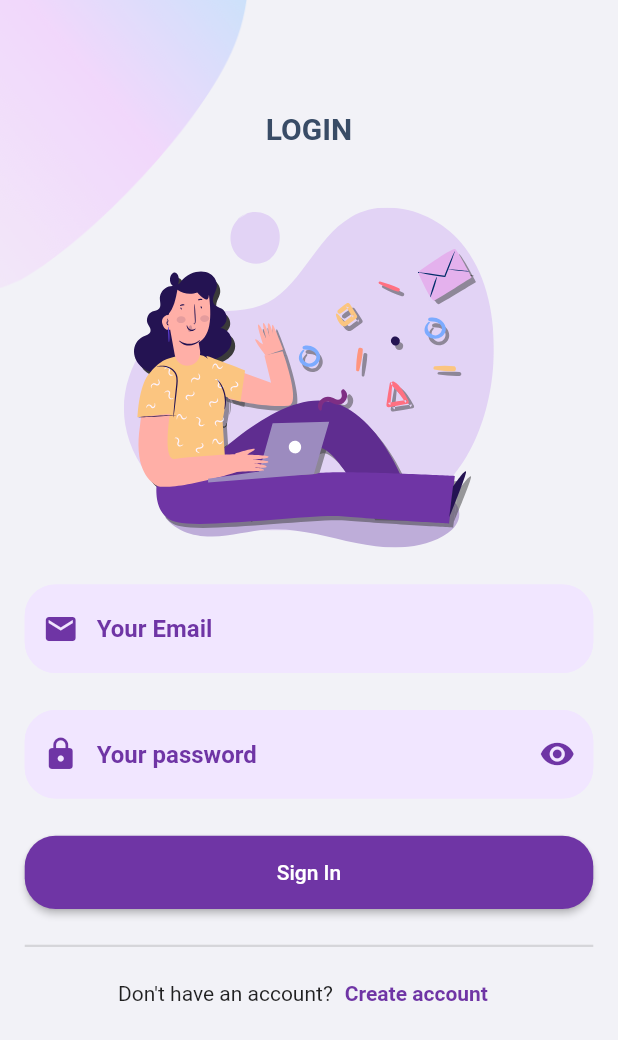
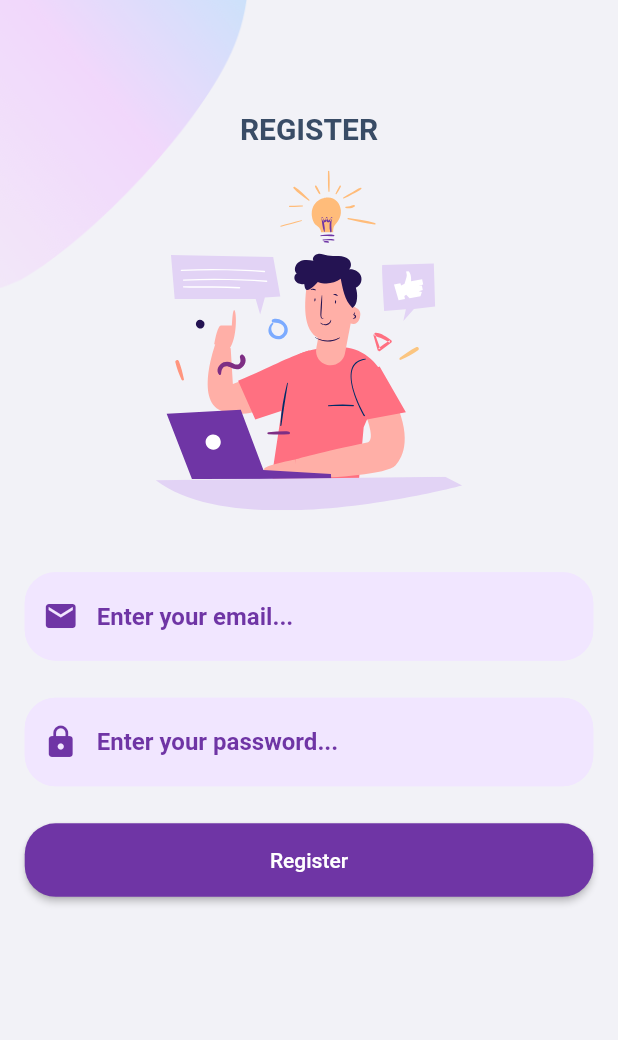
Before and after one commit to akaanuzman/todo_task, a Flutter app: the screen it shows after launch, after a tap on "Create account", on a phone screen of 412 x 824 dp. Shown: the top 1040 px of the screen. Run offline on Flutter 3.47's test engine with Material 2 defaults, Android fonts, the phone set to English and light mode, and no system bars; our stand-ins replace animate_do, cached_network_image, device_preview, dio, flutter_svg.

Commit message:
register ui complated.

```diff
--- a/lib/core/init/navigation/navigation_route.dart
+++ b/lib/core/init/navigation/navigation_route.dart
@@ -1,9 +1,13 @@
 import 'package:flutter/cupertino.dart';
 import 'package:flutter/material.dart' show Scaffold;
+
+import '../../../features/auth/register/view/register_view.dart';
 
 class NavigationRoute {
   static Route<CupertinoPageRoute> generateRoute(RouteSettings settings) {
     switch (settings.name) {
+      case RegisterView.path:
+        return CupertinoPageRoute(builder: (_) => const RegisterView());
       default:
         return CupertinoPageRoute(
           builder: (_) => const Scaffold(
--- a/lib/features/auth/login/view/login_view.dart
+++ b/lib/features/auth/login/view/login_view.dart
@@ -1,14 +1,16 @@
 import 'package:animate_do/animate_do.dart';
 import 'package:flutter/material.dart';
 import 'package:flutter_svg/flutter_svg.dart';
+import '../../../../products/components/text/auth_title.dart';
 import '../../../../core/base/view/base_view.dart';
 import '../../../../core/components/buttonstyle/speacial_button_style.dart';
-import '../../../../core/components/text/headline6_text.dart';
 import '../../../../core/components/text/primary_color_text.dart';
 import '../../../../core/components/textformfield/bordered_text_form_field.dart';
+import '../../../../core/init/navigation/navigation_service.dart';
 import '../../../../products/components/background/auth_background.dart';
 import '../../../../core/extensions/app_extensions.dart';
 import '../../../../products/components/button/special_button.dart';
+import '../../register/view/register_view.dart';
 import '../viewmodel/login_view_model.dart';
 
 class LoginView extends StatelessWidget {
@@ -31,11 +33,10 @@ class LoginView extends StatelessWidget {
   AuthBackground _body(BuildContext context, LoginViewModel viewModel) =>
       AuthBackground(
         context: context,
-        bottomImage: "assets/backgrounds/login_bottom.png",
-        child: _centerField(context, viewModel),
+        child: _centerSection(context, viewModel),
       );
 
-  FadeInUpBig _centerField(BuildContext context, LoginViewModel viewModel) =>
+  FadeInUpBig _centerSection(BuildContext context, LoginViewModel viewModel) =>
       FadeInUpBig(
         child: ListView(
           padding: context.paddingNormal,
@@ -60,15 +61,8 @@ class LoginView extends StatelessWidget {
         ),
       );
 
-  Padding _title(BuildContext context) => Padding(
-        padding: context.paddingNormal,
-        child: Center(
-          child: Headline6Text(
-            data: "LOGIN",
-            context: context,
-          ),
-        ),
-      );
+  Widget _title(BuildContext context) =>
+      AuthTitle(context: context, title: "LOGIN");
 
   SvgPicture _image(BuildContext context) => SvgPicture.asset(
         "assets/images/login.svg",
@@ -113,7 +107,7 @@ class LoginView extends StatelessWidget {
               "Don't have an account?",
             ),
             TextButton(
-              onPressed: () {},
+              onPressed: () => NavigationService.pushNamed(RegisterView.path),
               child: PurpleBoldText(data: "Create account", context: context),
               style: SpecialButtonStyle(context: context),
             )
--- /dev/null
+++ b/lib/features/auth/register/view/register_view.dart
@@ -0,0 +1,77 @@
+import 'package:animate_do/animate_do.dart';
+import 'package:flutter/material.dart';
+import 'package:flutter_svg/flutter_svg.dart';
+import '../../../../core/base/view/base_view.dart';
+import '../viewmodel/register_view_model.dart';
+import '../../../../products/components/background/auth_background.dart';
+import '../../../../core/extensions/app_extensions.dart';
+import '../../../../products/components/button/special_button.dart';
+import '../../../../products/components/text/auth_title.dart';
+import '../../../../core/components/textformfield/bordered_text_form_field.dart';
+
+class RegisterView extends StatelessWidget {
+  static const path = '/register';
+  const RegisterView({Key? key}) : super(key: key);
+
+  @override
+  Widget build(BuildContext context) => BaseView<RegisterViewModel>(
+        viewModel: RegisterViewModel(),
+        onModelReady: (model) {
+          model.setContext(context);
+          model.init();
+        },
+        onPageBuilder: (BuildContext context, RegisterViewModel viewModel) =>
+            Scaffold(
+          backgroundColor: context.secondaryBackground,
+          body: _body(context),
+        ),
+      );
+
+  AuthBackground _body(BuildContext context) => AuthBackground(
+        context: context,
+        child: _centerSection(context),
+      );
+
+  FadeInUpBig _centerSection(BuildContext context) => FadeInUpBig(
+        child: ListView(
+          padding: context.paddingNormal,
+          physics: const BouncingScrollPhysics(),
+          children: [
+            context.emptySizedHeightBoxNormal,
+            _title(context),
+            _image(context),
+            context.emptySizedHeightBoxNormal,
+            _emailField(context),
+            context.emptySizedHeightBoxLow3x,
+            _passwordField(context),
+            context.emptySizedHeightBoxLow3x,
+            SpecialButton(context: context, data: "Register")
+          ],
+        ),
+      );
+
+  AuthTitle _title(BuildContext context) =>
+      AuthTitle(context: context, title: "REGISTER");
+
+  SvgPicture _image(BuildContext context) => SvgPicture.asset(
+        "assets/images/signup.svg",
+        height: context.dynamicWidth(0.55),
+      );
+
+  BorderedTextFormField _emailField(BuildContext context) =>
+      BorderedTextFormField(
+        context: context,
+        hintText: "Enter your email...",
+        prefixIcon: Icons.email,
+        filled: true,
+      );
+
+  BorderedTextFormField _passwordField(BuildContext context) =>
+      BorderedTextFormField(
+        context: context,
+        hintText: "Enter your password...",
+        prefixIcon: Icons.lock,
+        filled: true,
+        obscureText: true,
+      );
+}
--- /dev/null
+++ b/lib/features/auth/register/viewmodel/register_view_model.dart
@@ -0,0 +1,6 @@
+import '../../../../core/base/viewmodel/base_view_model.dart';
+
+class RegisterViewModel extends BaseViewModel {
+  @override
+  void init() {}
+}
--- /dev/null
+++ b/lib/products/components/text/auth_title.dart
@@ -0,0 +1,21 @@
+import 'package:flutter/material.dart';
+
+import '../../../core/components/text/headline6_text.dart';
+import '../../../core/extensions/app_extensions.dart';
+
+class AuthTitle extends Padding {
+  AuthTitle({
+    Key? key,
+    required BuildContext context,
+    required String title,
+  }) : super(
+          padding: context.paddingNormal,
+          key: key,
+          child: Center(
+            child: Headline6Text(
+              data: title,
+              context: context,
+            ),
+          ),
+        );
+}
```
Also changed, not shown: assets/backgrounds/login_bottom.png (deleted), assets/backgrounds/main_bottom.png, assets/backgrounds/signup_top.png (deleted), assets/images/signup.svg (added).
